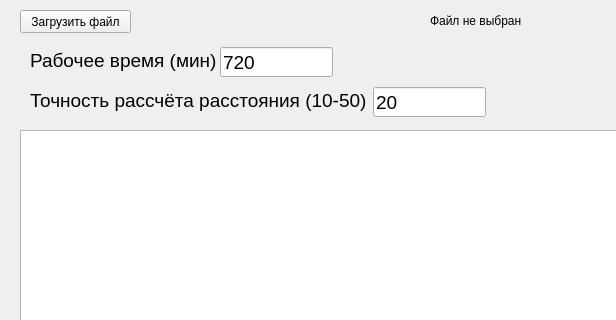
This is main_window.ui in IPIvliev/mag_delivery_py as Qt 5 draws it before an edit; both pictures show x 0 to 616 and y 0 to 320 of the 795 by 713 pixel window. The edited form follows.
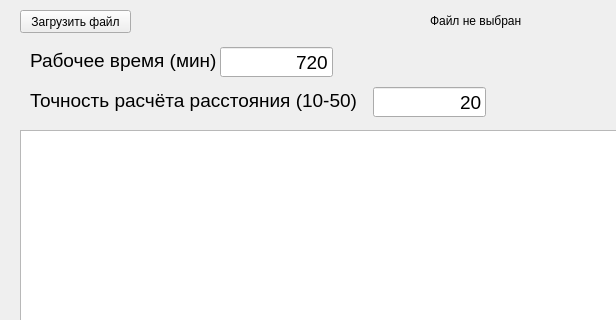
This is the edited form.

```diff
--- a/main_window.ui
+++ b/main_window.ui
@@ -101,6 +101,9 @@
     <property name="text">
      <string>720</string>
     </property>
+    <property name="alignment">
+     <set>Qt::AlignRight|Qt::AlignTrailing|Qt::AlignVCenter</set>
+    </property>
    </widget>
    <widget class="QLabel" name="label_working_time">
     <property name="geometry">
@@ -135,7 +138,7 @@
      </font>
     </property>
     <property name="text">
-     <string>Точность рассчёта расстояния (10-50)</string>
+     <string>Точность расчёта расстояния (10-50)</string>
     </property>
    </widget>
    <widget class="QLineEdit" name="accuracy">
@@ -155,6 +158,9 @@
     <property name="text">
      <string>20</string>
     </property>
+    <property name="alignment">
+     <set>Qt::AlignRight|Qt::AlignTrailing|Qt::AlignVCenter</set>
+    </property>
    </widget>
   </widget>
   <widget class="QStatusBar" name="statusbar"/>
```
